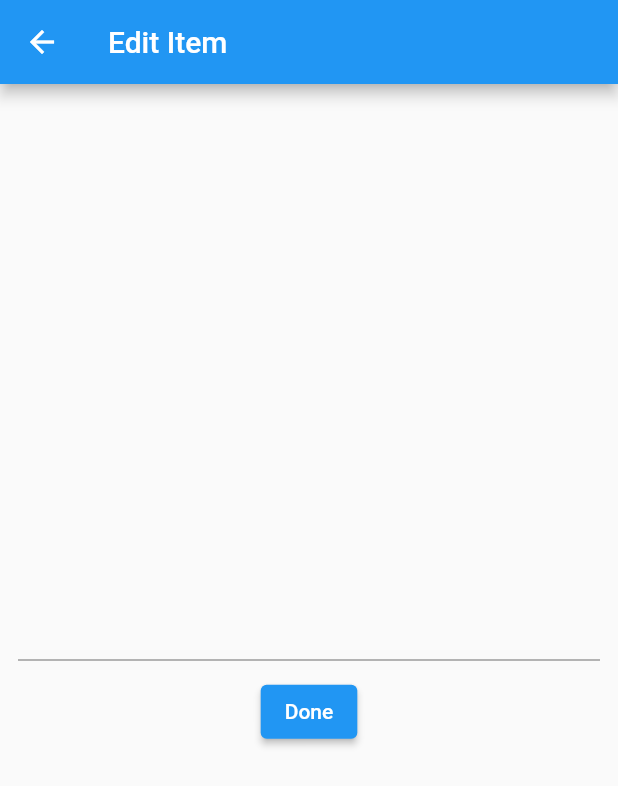
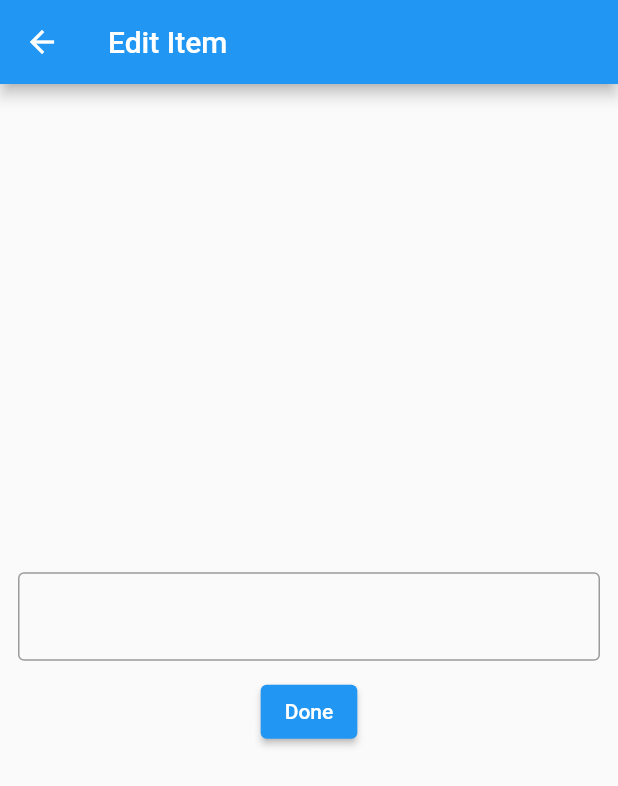
Before and after one commit to vald3nir/flutter-shopping-list, a Flutter app: the screen it shows after launch, after a tap on the "edit" icon, on a phone screen of 412 x 824 dp. Shown: the top 786 px of the screen. Run offline on Flutter 3.47's test engine with Material 2 defaults, Android fonts, the light colour scheme and no system bars; our stand-ins replace flutter_mobx, mobx; generated files the repository leaves out were written again.

Commit message:
add mobx

```diff
--- a/lib/edit_item_screen.dart
+++ /dev/null
@@ -1,33 +0,0 @@
-import 'package:flutter/material.dart';
-
-class EditItemScreen extends StatelessWidget {
-  @override
-  Widget build(BuildContext context) {
-    return Scaffold(
-      appBar: AppBar(
-        title: Text("Edit Item"),
-      ),
-      body: Center(
-        child: Padding(
-          padding: EdgeInsets.all(12),
-          child: Column(
-            mainAxisSize: MainAxisSize.min,
-            children: <Widget>[
-              TextFormField(
-                decoration: InputDecoration(labelText: ''),
-              ),
-              SizedBox(
-                height: 10,
-              ),
-              ElevatedButton(
-                  onPressed: () {
-                    Navigator.pop(context);
-                  },
-                  child: Text('Done'))
-            ],
-          ),
-        ),
-      ),
-    );
-  }
-}
--- a/lib/main.dart
+++ b/lib/main.dart
@@ -1,6 +1,8 @@
 import 'package:flutter/material.dart';
-import 'package:flutter_shopping_list/add_new_item_screen.dart';
-import 'package:flutter_shopping_list/edit_item_screen.dart';
+import 'package:flutter_mobx/flutter_mobx.dart';
+import 'package:flutter_shopping_list/shopping_list_controller.dart';
+
+ShoppingListController shoppingListController = new ShoppingListController();
 
 void main() {
   runApp(MyApp());
@@ -22,23 +24,23 @@ class MyApp extends StatelessWidget {
 }
 
 class MyHomePage extends StatelessWidget {
-  MyHomePage({Key? key, this.title}) : super(key: key);
+  MyHomePage({Key key, this.title}) : super(key: key);
 
-  final String? title;
+  final String title;
 
   @override
   Widget build(BuildContext context) {
     return Scaffold(
       appBar: AppBar(
-        title: Text(this.title!),
+        title: Text(this.title),
       ),
       body: SafeArea(
         child: Container(
-          child: ListView(
-            children: <Widget>[
-              Card(
+          child: Observer(
+            builder: (_) => ListView.builder(
+              itemBuilder: (_, i) => Card(
                 child: ListTile(
-                  title: Text('One-line with leading widget'),
+                  title: Text(shoppingListController.getItem(i)),
                   trailing:
                       Row(mainAxisSize: MainAxisSize.min, children: <Widget>[
                     IconButton(
@@ -58,7 +60,8 @@ class MyHomePage extends StatelessWidget {
                   ]),
                 ),
               ),
-            ],
+              itemCount: shoppingListController.getSize(),
+            ),
           ),
         ),
       ),
@@ -75,3 +78,73 @@ class MyHomePage extends StatelessWidget {
     );
   }
 }
+
+class EditItemScreen extends StatelessWidget {
+  @override
+  Widget build(BuildContext context) {
+    return Scaffold(
+      appBar: AppBar(
+        title: Text("Edit Item"),
+      ),
+      body: Center(
+        child: Padding(
+          padding: EdgeInsets.all(12),
+          child: Column(
+            mainAxisSize: MainAxisSize.min,
+            children: <Widget>[
+              TextFormField(
+                decoration: InputDecoration(
+                  labelText: '',
+                  border: OutlineInputBorder(),
+                ),
+              ),
+              SizedBox(
+                height: 10,
+              ),
+              ElevatedButton(
+                  onPressed: () {
+                    Navigator.pop(context);
+                  },
+                  child: Text('Done'))
+            ],
+          ),
+        ),
+      ),
+    );
+  }
+}
+
+class AddNewItemScreen extends StatelessWidget {
+  @override
+  Widget build(BuildContext context) {
+    return Scaffold(
+      appBar: AppBar(
+        title: Text("Add Item"),
+      ),
+      body: Center(
+        child: Padding(
+          padding: EdgeInsets.all(12),
+          child: Column(
+            mainAxisSize: MainAxisSize.min,
+            children: <Widget>[
+              TextFormField(
+                decoration: InputDecoration(
+                  labelText: 'Add your new Item',
+                  border: OutlineInputBorder(),
+                ),
+              ),
+              SizedBox(
+                height: 10,
+              ),
+              ElevatedButton(
+                  onPressed: () {
+                    Navigator.pop(context);
+                  },
+                  child: Text('Add'))
+            ],
+          ),
+        ),
+      ),
+    );
+  }
+}
```
Also changed, not shown: lib/add_new_item_screen.dart (deleted, +0 -33 lines), lib/shopping_list_controller.dart (added, +38 -0 lines), pubspec.yaml (+6 -1 lines), lib/shopping_list_controller.g.dart (added), pubspec.lock.
